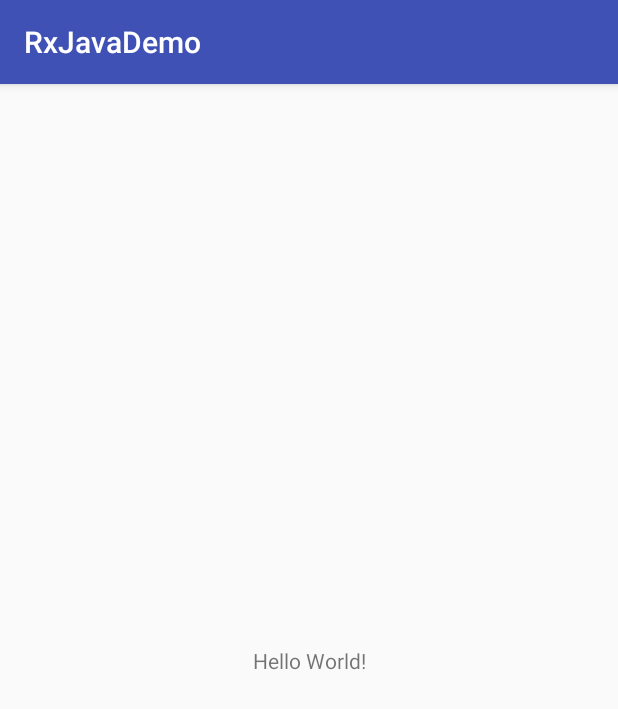
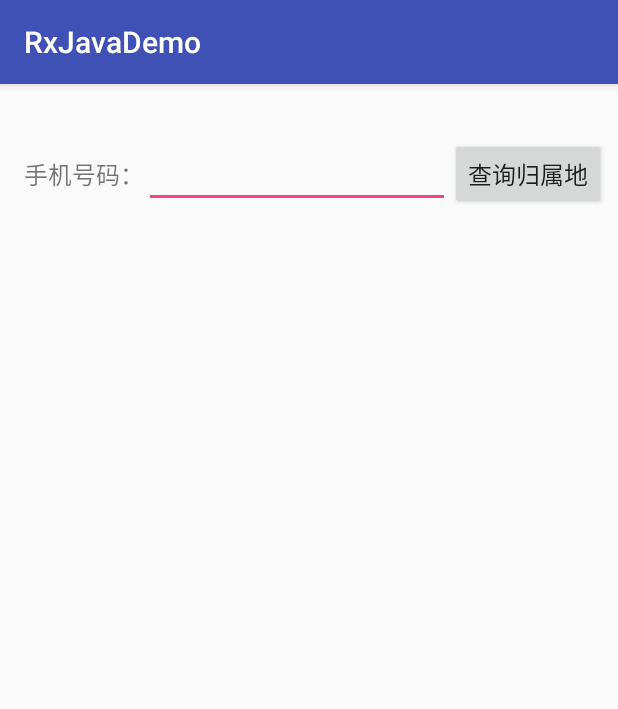
Before and after one commit to LimeVista/RxJavaDemo, an Android app: the screen it shows after launch (MainActivity), on a phone screen of 412 x 824 dp. Shown: the top 709 px of the screen. Run offline under Robolectric (Android 15) with nearby library versions, the phone set to English and light mode, and no system bars; our stand-ins replace ButterKnife, RxJava.

Commit message:
一个简单的Demo

```diff
--- a/app/src/main/java/me/lime/rxjavademo/MainActivity.java
+++ b/app/src/main/java/me/lime/rxjavademo/MainActivity.java
@@ -2,12 +2,130 @@ package me.lime.rxjavademo;
 
 import android.support.v7.app.AppCompatActivity;
 import android.os.Bundle;
+import android.util.Log;
+import android.view.View;
+import android.widget.Button;
+import android.widget.EditText;
+import android.widget.TextView;
+
+import butterknife.BindView;
+import butterknife.ButterKnife;
+import butterknife.OnClick;
+import io.reactivex.android.schedulers.AndroidSchedulers;
+import io.reactivex.annotations.NonNull;
+import io.reactivex.functions.Consumer;
+import io.reactivex.schedulers.Schedulers;
+import me.lime.rxjavademo.entity.Mobile;
+import me.lime.rxjavademo.entity.Result;
+import me.lime.rxjavademo.services.MobileService;
+import me.lime.rxjavademo.utils.RetrofitManager;
 
 public class MainActivity extends AppCompatActivity {
+
+    public static final String TAG ="MainActivity";
+
+    @BindView(R.id.btn1)
+    Button btn1;
+
+    @BindView(R.id.num_edit)
+    EditText numEdit;
+
+    @BindView(R.id.display_text)
+    TextView displayText;
+
+    private MobileService mService;
+
+    @BindView(R.id.hello_text)
+    TextView helloText;
 
     @Override
     protected void onCreate(Bundle savedInstanceState) {
         super.onCreate(savedInstanceState);
         setContentView(R.layout.activity_main);
+
+        ButterKnife.bind(this);
+
+        mService = RetrofitManager.getInst().
+                getRetrofit().create(MobileService.class);
+    }
+
+    @OnClick(R.id.btn1)
+    void onBtnClick(View v){
+        switch (v.getId()){
+            case R.id.btn1:
+                try {
+                    btn1Click();
+                }catch (Exception e){
+                    displayText.setText("输入号码有误或者网络超时！查询失败！");
+                    e.printStackTrace();
+                }
+                break;
+            default:
+                break;
+        }
+    }
+
+    private void btn1Click(){
+        mService.getInfo(numEdit.getText().toString().trim())
+                .subscribeOn(Schedulers.io())
+                .observeOn(AndroidSchedulers.mainThread())
+                .subscribe(new Consumer<Result<Mobile>>() {
+                    @Override
+                    public void accept(@NonNull Result<Mobile> mobileResult) throws Exception {
+                        displayText.setText(execText(mobileResult));
+                        Log.i(TAG,"操作成功");
+                    }
+                });
+    }
+
+    private String execText(Result<Mobile> result){
+        if(result.getStatus()==0)
+            return "数据请求失败";
+        Mobile mobile = result.getData();
+        StringBuffer buffer = new StringBuffer('\n');
+        buffer.append("手机号码号段：\t").append(mobile.getPrefix()).append('\n')
+                .append("手机号码：\t\t\t").append(mobile.getMobile()).append('\n')
+                .append("归属地：\t\t\t\t\t").append(mobile.getProvince())
+                .append(' ').append(mobile.getCity()).append('\n')
+                .append("运营商：\t\t\t\t\t").append(mobile.getIsp()).append('\n')
+                .append("套餐类型：\t\t\t").append(mobile.getTypes());
+        return buffer.toString();
+    }
+
+    @Override
+    protected void onStart() {
+        super.onStart();
+//        Observable.create(new ObservableOnSubscribe<Integer>() {
+//            @Override
+//            public void subscribe(@NonNull ObservableEmitter<Integer> e) throws Exception {
+//                e.onNext(2);
+//            }
+//        }).subscribe(new Observer<Integer>() {
+//
+//            private Disposable mDisposable;
+//            @Override
+//            public void onSubscribe(@NonNull Disposable disposable) {
+//                mDisposable = disposable;
+//            }
+//
+//            @Override
+//            public void onNext(@NonNull Integer integer) {
+//                helloText.setText("Hello RxJava!");
+//                if(integer.equals(2)) {
+//                    mDisposable.dispose();
+//                    Log.i(TAG,"onNext:"+"退出观察者模式");
+//                }
+//            }
+//
+//            @Override
+//            public void onError(@NonNull Throwable e) {
+//                Log.i(TAG,"onError:"+e.getMessage());
+//            }
+//
+//            @Override
+//            public void onComplete() {
+//                Log.i(TAG,"onComplete:"+"完成操作");
+//            }
+//        });
     }
 }
--- /dev/null
+++ b/app/src/main/java/me/lime/rxjavademo/services/MobileService.java
@@ -0,0 +1,12 @@
+package me.lime.rxjavademo.services;
+
+import io.reactivex.Observable;
+import me.lime.rxjavademo.entity.Mobile;
+import me.lime.rxjavademo.entity.Result;
+import retrofit2.http.GET;
+import retrofit2.http.Query;
+
+public interface MobileService {
+    @GET("/")
+    Observable<Result<Mobile>> getInfo(@Query(value = "mobile") String mobile);
+}
--- /dev/null
+++ b/app/src/main/java/me/lime/rxjavademo/utils/RetrofitManager.java
@@ -0,0 +1,47 @@
+package me.lime.rxjavademo.utils;
+
+import java.util.concurrent.TimeUnit;
+
+import okhttp3.OkHttpClient;
+import retrofit2.Retrofit;
+import retrofit2.adapter.rxjava2.RxJava2CallAdapterFactory;
+import retrofit2.converter.gson.GsonConverterFactory;
+
+public class RetrofitManager {
+
+    private static RetrofitManager instance = null;
+    private Retrofit mRetrofit;
+
+    public static final String BASE_URL = "http://sj.apidata.cn/";
+
+    private RetrofitManager(){
+        init();
+    }
+
+    public static RetrofitManager getInst(){
+        if(instance==null)
+            instance = new RetrofitManager();
+        return instance;
+    }
+
+    public Retrofit getRetrofit(){
+        return mRetrofit;
+    }
+
+    private void init(){
+        //Init OKHttp
+        OkHttpClient.Builder builder = new OkHttpClient.Builder();
+        builder.connectTimeout(15, TimeUnit.SECONDS);
+        builder.readTimeout(20, TimeUnit.SECONDS);
+        builder.writeTimeout(20, TimeUnit.SECONDS);
+        builder.retryOnConnectionFailure(true);
+        OkHttpClient client = builder.build();
+
+        mRetrofit = new Retrofit.Builder()
+                .baseUrl(BASE_URL)
+                .addCallAdapterFactory(RxJava2CallAdapterFactory.create())
+                .addConverterFactory(GsonConverterFactory.create())
+                .client(client)
+                .build();
+    }
+}
--- a/app/src/main/res/layout/activity_main.xml
+++ b/app/src/main/res/layout/activity_main.xml
@@ -1,7 +1,8 @@
 <?xml version="1.0" encoding="utf-8"?>
-<android.support.constraint.ConstraintLayout xmlns:android="http://schemas.android.com/apk/res/android"
+<android.support.constraint.ConstraintLayout
+    xmlns:android="http://schemas.android.com/apk/res/android"
+    xmlns:tools="http://schemas.android.com/tools"
     xmlns:app="http://schemas.android.com/apk/res-auto"
-    xmlns:tools="http://schemas.android.com/tools"
     android:layout_width="match_parent"
     android:layout_height="match_parent"
     tools:context="me.lime.rxjavademo.MainActivity">
@@ -9,10 +10,54 @@
     <TextView
         android:layout_width="wrap_content"
         android:layout_height="wrap_content"
-        android:text="Hello World!"
-        app:layout_constraintBottom_toBottomOf="parent"
+        android:layout_marginTop="32dp"
+        android:text="手机号码："
+        android:paddingTop="16dp"
+        android:layout_marginLeft="16dp"
+        android:paddingBottom="16dp"
+        android:textSize="16sp"
+        app:layout_constraintLeft_toLeftOf="parent"
+        app:layout_constraintTop_toTopOf="parent"
+        android:id="@+id/hello_text"
+        android:textAlignment="center"
+        android:layout_marginStart="16dp" />
+    <Button
+        android:layout_width="wrap_content"
+        android:layout_height="wrap_content"
+        android:text="查询归属地"
+        android:id="@+id/btn1"
+        android:textSize="16sp"
+        app:layout_constraintRight_toRightOf="parent"
+        app:layout_constraintBaseline_toBaselineOf="@+id/hello_text"
+        app:layout_constraintLeft_toRightOf="@+id/num_edit"
+        app:layout_constraintHorizontal_bias="1.0"
+        android:layout_marginRight="8dp"
+        android:layout_marginEnd="8dp" />
+
+    <EditText
+        android:layout_width="0dp"
+        android:layout_height="wrap_content"
+        android:id="@+id/num_edit"
+        android:inputType="number"
+        android:maxLength="11"
+        app:layout_constraintLeft_toRightOf="@+id/hello_text"
+        app:layout_constraintRight_toLeftOf="@+id/btn1"
+        app:layout_constraintBaseline_toBaselineOf="@+id/hello_text" />
+
+    <TextView
+        android:layout_width="0dp"
+        android:layout_height="wrap_content"
+        android:layout_marginLeft="16dp"
+        android:layout_marginRight="16dp"
+        android:layout_marginTop="16dp"
+        android:id="@+id/display_text"
+        app:layout_constraintTop_toBottomOf="@+id/num_edit"
         app:layout_constraintLeft_toLeftOf="parent"
         app:layout_constraintRight_toRightOf="parent"
-        app:layout_constraintTop_toTopOf="parent" />
+        tools:text="test"
+        android:textSize="14dp"
+        android:textColor="#666"
+        android:layout_marginStart="16dp"
+        android:layout_marginEnd="16dp" />
 
 </android.support.constraint.ConstraintLayout>
```
Also changed, not shown: app/build.gradle (+13 -1 lines), app/src/main/AndroidManifest.xml (+5 -3 lines), app/src/main/java/me/lime/rxjavademo/entity/Mobile.java (added, +92 -0 lines), app/src/main/java/me/lime/rxjavademo/entity/Result.java (added, +51 -0 lines).
